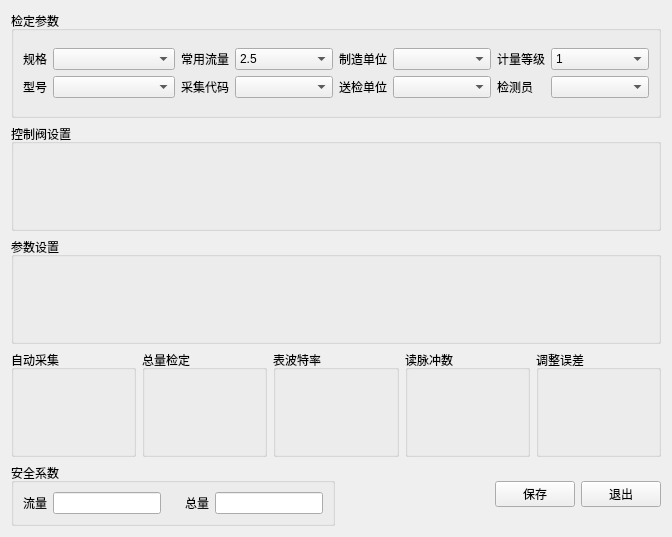
Old version of the form source/quality/qualitydlg/ui/parasetdlg.ui in the repository flimmy78/qtverify.
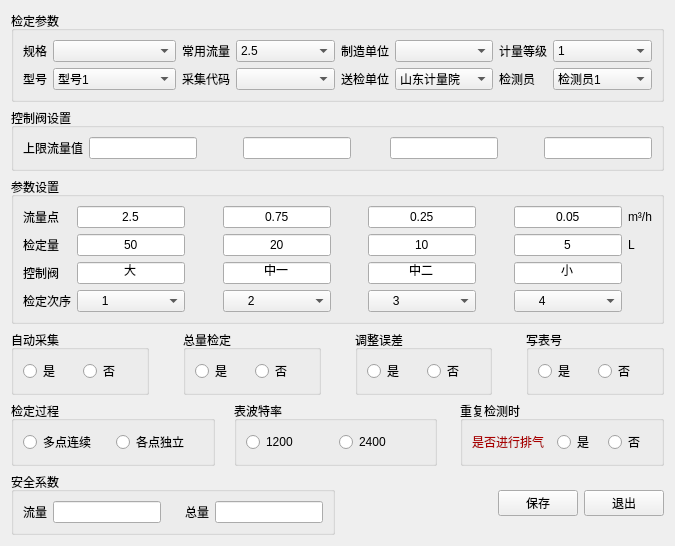
New version of the form. Custom widgets are drawn as their Qt base class.

Commit message: 质量法-参数设置界面：界面设计、填充原始数据、相关数据库访问函数封装

Patch:
```diff
--- a/source/quality/qualitydlg/ui/parasetdlg.ui
+++ b/source/quality/qualitydlg/ui/parasetdlg.ui
@@ -6,15 +6,15 @@
    <rect>
     <x>0</x>
     <y>0</y>
-    <width>672</width>
-    <height>537</height>
+    <width>675</width>
+    <height>531</height>
    </rect>
   </property>
   <property name="windowTitle">
    <string>参数设置</string>
   </property>
-  <layout class="QGridLayout" name="gridLayout_8">
-   <item row="0" column="0">
+  <layout class="QGridLayout" name="gridLayout_11">
+   <item row="0" column="0" colspan="4">
     <widget class="QGroupBox" name="groupBox">
      <property name="title">
       <string>检定参数</string>
@@ -52,7 +52,23 @@
          </widget>
         </item>
         <item row="1" column="1">
-         <widget class="QComboBox" name="cmbModel"/>
+         <widget class="QComboBox" name="cmbModel">
+          <item>
+           <property name="text">
+            <string>型号1</string>
+           </property>
+          </item>
+          <item>
+           <property name="text">
+            <string>型号2</string>
+           </property>
+          </item>
+          <item>
+           <property name="text">
+            <string>型号3</string>
+           </property>
+          </item>
+         </widget>
         </item>
        </layout>
       </item>
@@ -135,14 +151,41 @@
          </widget>
         </item>
         <item row="1" column="1">
-         <widget class="QComboBox" name="cmbVerifyCompany"/>
+         <widget class="QComboBox" name="cmbVerifyCompany">
+          <item>
+           <property name="text">
+            <string>山东计量院</string>
+           </property>
+          </item>
+          <item>
+           <property name="text">
+            <string>烟台计量院</string>
+           </property>
+          </item>
+         </widget>
         </item>
        </layout>
       </item>
       <item row="0" column="3">
        <layout class="QGridLayout" name="gridLayout_5">
         <item row="1" column="1">
-         <widget class="QComboBox" name="cmbVerifyPerson"/>
+         <widget class="QComboBox" name="cmbVerifyPerson">
+          <item>
+           <property name="text">
+            <string>检测员1</string>
+           </property>
+          </item>
+          <item>
+           <property name="text">
+            <string>检测员2</string>
+           </property>
+          </item>
+          <item>
+           <property name="text">
+            <string>检测员3</string>
+           </property>
+          </item>
+         </widget>
         </item>
         <item row="0" column="0">
          <widget class="QLabel" name="label_7">
@@ -194,142 +237,969 @@
      </layout>
     </widget>
    </item>
-   <item row="1" column="0">
+   <item row="1" column="0" colspan="4">
     <widget class="QGroupBox" name="groupBox_2">
      <property name="title">
       <string>控制阀设置</string>
      </property>
+     <layout class="QGridLayout" name="gridLayout_8">
+      <item row="0" column="0">
+       <layout class="QHBoxLayout" name="horizontalLayout_3">
+        <item>
+         <widget class="QLabel" name="label_11">
+          <property name="text">
+           <string>上限流量值</string>
+          </property>
+         </widget>
+        </item>
+        <item>
+         <widget class="QLineEdit" name="lineEdit_3"/>
+        </item>
+        <item>
+         <spacer name="horizontalSpacer_3">
+          <property name="orientation">
+           <enum>Qt::Horizontal</enum>
+          </property>
+          <property name="sizeHint" stdset="0">
+           <size>
+            <width>40</width>
+            <height>20</height>
+           </size>
+          </property>
+         </spacer>
+        </item>
+        <item>
+         <widget class="QLineEdit" name="lineEdit_4">
+          <property name="palette">
+           <palette>
+            <active>
+             <colorrole role="Button">
+              <brush brushstyle="SolidPattern">
+               <color alpha="255">
+                <red>85</red>
+                <green>85</green>
+                <blue>255</blue>
+               </color>
+              </brush>
+             </colorrole>
+            </active>
+            <inactive>
+             <colorrole role="Button">
+              <brush brushstyle="SolidPattern">
+               <color alpha="255">
+                <red>85</red>
+                <green>85</green>
+                <blue>255</blue>
+               </color>
+              </brush>
+             </colorrole>
+            </inactive>
+            <disabled>
+             <colorrole role="Button">
+              <brush brushstyle="SolidPattern">
+               <color alpha="255">
+                <red>85</red>
+                <green>85</green>
+                <blue>255</blue>
+               </color>
+              </brush>
+             </colorrole>
+            </disabled>
+           </palette>
+          </property>
+         </widget>
+        </item>
+        <item>
+         <spacer name="horizontalSpacer_4">
+          <property name="orientation">
+           <enum>Qt::Horizontal</enum>
+          </property>
+          <property name="sizeHint" stdset="0">
+           <size>
+            <width>28</width>
+            <height>20</height>
+           </size>
+          </property>
+         </spacer>
+        </item>
+        <item>
+         <widget class="QLineEdit" name="lineEdit_5"/>
+        </item>
+        <item>
+         <spacer name="horizontalSpacer_5">
+          <property name="orientation">
+           <enum>Qt::Horizontal</enum>
+          </property>
+          <property name="sizeHint" stdset="0">
+           <size>
+            <width>40</width>
+            <height>20</height>
+           </size>
+          </property>
+         </spacer>
+        </item>
+        <item>
+         <widget class="QLineEdit" name="lineEdit_6"/>
+        </item>
+       </layout>
+      </item>
+     </layout>
     </widget>
    </item>
-   <item row="2" column="0">
+   <item row="2" column="0" colspan="4">
     <widget class="QGroupBox" name="groupBox_3">
      <property name="title">
       <string>参数设置</string>
      </property>
+     <layout class="QGridLayout" name="gridLayout_10">
+      <item row="0" column="0">
+       <widget class="QLabel" name="label_12">
+        <property name="text">
+         <string>流量点</string>
+        </property>
+       </widget>
+      </item>
+      <item row="0" column="1" rowspan="4">
+       <layout class="QGridLayout" name="gridLayout_9">
+        <item row="0" column="0">
+         <widget class="QLineEdit" name="lineEdit_7">
+          <property name="text">
+           <string>2.5</string>
+          </property>
+          <property name="alignment">
+           <set>Qt::AlignCenter</set>
+          </property>
+         </widget>
+        </item>
+        <item row="0" column="1">
+         <spacer name="horizontalSpacer_6">
+          <property name="orientation">
+           <enum>Qt::Horizontal</enum>
+          </property>
+          <property name="sizeHint" stdset="0">
+           <size>
+            <width>13</width>
+            <height>17</height>
+           </size>
+          </property>
+         </spacer>
+        </item>
+        <item row="0" column="2">
+         <widget class="QLineEdit" name="lineEdit_8">
+          <property name="text">
+           <string>0.75</string>
+          </property>
+          <property name="alignment">
+           <set>Qt::AlignCenter</set>
+          </property>
+         </widget>
+        </item>
+        <item row="0" column="3">
+         <spacer name="horizontalSpacer_7">
+          <property name="orientation">
+           <enum>Qt::Horizontal</enum>
+          </property>
+          <property name="sizeHint" stdset="0">
+           <size>
+            <width>28</width>
+            <height>20</height>
+           </size>
+          </property>
+         </spacer>
+        </item>
+        <item row="0" column="4">
+         <widget class="QLineEdit" name="lineEdit_9">
+          <property name="text">
+           <string>0.25</string>
+          </property>
+          <property name="alignment">
+           <set>Qt::AlignCenter</set>
+          </property>
+         </widget>
+        </item>
+        <item row="0" column="5">
+         <spacer name="horizontalSpacer_8">
+          <property name="orientation">
+           <enum>Qt::Horizontal</enum>
+          </property>
+          <property name="sizeHint" stdset="0">
+           <size>
+            <width>18</width>
+            <height>20</height>
+           </size>
+          </property>
+         </spacer>
+        </item>
+        <item row="0" column="6">
+         <widget class="QLineEdit" name="lineEdit_10">
+          <property name="text">
+           <string>0.05</string>
+          </property>
+          <property name="alignment">
+           <set>Qt::AlignCenter</set>
+          </property>
+         </widget>
+        </item>
+        <item row="1" column="0">
+         <widget class="QLineEdit" name="lineEdit_11">
+          <property name="text">
+           <string>50</string>
+          </property>
+          <property name="alignment">
+           <set>Qt::AlignCenter</set>
+          </property>
+         </widget>
+        </item>
+        <item row="1" column="1">
+         <spacer name="horizontalSpacer_9">
+          <property name="orientation">
+           <enum>Qt::Horizontal</enum>
+          </property>
+          <property name="sizeHint" stdset="0">
+           <size>
+            <width>13</width>
+            <height>17</height>
+           </size>
+          </property>
+         </spacer>
+        </item>
+        <item row="1" column="2">
+         <widget class="QLineEdit" name="lineEdit_12">
+          <property name="text">
+           <string>20</string>
+          </property>
+          <property name="alignment">
+           <set>Qt::AlignCenter</set>
+          </property>
+         </widget>
+        </item>
+        <item row="1" column="3">
+         <spacer name="horizontalSpacer_10">
+          <property name="orientation">
+           <enum>Qt::Horizontal</enum>
+          </property>
+          <property name="sizeHint" stdset="0">
+           <size>
+            <width>28</width>
+            <height>20</height>
+           </size>
+          </property>
+         </spacer>
+        </item>
+        <item row="1" column="4">
+         <widget class="QLineEdit" name="lineEdit_13">
+          <property name="text">
+           <string>10</string>
+          </property>
+          <property name="alignment">
+           <set>Qt::AlignCenter</set>
+          </property>
+         </widget>
+        </item>
+        <item row="1" column="5">
+         <spacer name="horizontalSpacer_11">
+          <property name="orientation">
+           <enum>Qt::Horizontal</enum>
+          </property>
+          <property name="sizeHint" stdset="0">
+           <size>
+            <width>18</width>
+            <height>20</height>
+           </size>
+          </property>
+         </spacer>
+        </item>
+        <item row="1" column="6">
+         <widget class="QLineEdit" name="lineEdit_14">
+          <property name="text">
+           <string>5</string>
+          </property>
+          <property name="alignment">
+           <set>Qt::AlignCenter</set>
+          </property>
+         </widget>
+        </item>
+        <item row="2" column="0">
+         <widget class="QLineEdit" name="lineEdit_15">
+          <property name="text">
+           <string>大</string>
+          </property>
+          <property name="alignment">
+           <set>Qt::AlignCenter</set>
+          </property>
+         </widget>
+        </item>
+        <item row="2" column="1">
+         <spacer name="horizontalSpacer_12">
+          <property name="orientation">
+           <enum>Qt::Horizontal</enum>
+          </property>
+          <property name="sizeHint" stdset="0">
+           <size>
+            <width>13</width>
+            <height>17</height>
+           </size>
+          </property>
+         </spacer>
+        </item>
+        <item row="2" column="2">
+         <widget class="QLineEdit" name="lineEdit_16">
+          <property name="text">
+           <string>中一</string>
+          </property>
+          <property name="alignment">
+           <set>Qt::AlignCenter</set>
+          </property>
+         </widget>
+        </item>
+        <item row="2" column="3">
+         <spacer name="horizontalSpacer_13">
+          <property name="orientation">
+           <enum>Qt::Horizontal</enum>
+          </property>
+          <property name="sizeHint" stdset="0">
+           <size>
+            <width>13</width>
+            <height>20</height>
+           </size>
+          </property>
+         </spacer>
+        </item>
+        <item row="2" column="4">
+         <widget class="QLineEdit" name="lineEdit_17">
+          <property name="text">
+           <string>中二</string>
+          </property>
+          <property name="alignment">
+           <set>Qt::AlignCenter</set>
+          </property>
+         </widget>
+        </item>
+        <item row="2" column="5">
+         <spacer name="horizontalSpacer_14">
+          <property name="orientation">
+           <enum>Qt::Horizontal</enum>
+          </property>
+          <property name="sizeHint" stdset="0">
+           <size>
+            <width>18</width>
+            <height>20</height>
+           </size>
+          </property>
+         </spacer>
+        </item>
+        <item row="2" column="6">
+         <widget class="QLineEdit" name="lineEdit_18">
+          <property name="text">
+           <string>小</string>
+          </property>
+          <property name="alignment">
+           <set>Qt::AlignCenter</set>
+          </property>
+         </widget>
+        </item>
+        <item row="3" column="0">
+         <widget class="QComboBox" name="comboBox">
+          <property name="sizePolicy">
+           <sizepolicy hsizetype="Expanding" vsizetype="Fixed">
+            <horstretch>0</horstretch>
+            <verstretch>0</verstretch>
+           </sizepolicy>
+          </property>
+          <property name="font">
+           <font>
+            <weight>50</weight>
+            <italic>false</italic>
+            <bold>false</bold>
+            <kerning>false</kerning>
+           </font>
+          </property>
+          <property name="acceptDrops">
+           <bool>false</bool>
+          </property>
+          <property name="layoutDirection">
+           <enum>Qt::LeftToRight</enum>
+          </property>
+          <property name="autoFillBackground">
+           <bool>false</bool>
+          </property>
+          <property name="frame">
+           <bool>true</bool>
+          </property>
+          <item>
+           <property name="text">
+            <string>      1</string>
+           </property>
+          </item>
+          <item>
+           <property name="text">
+            <string>      2</string>
+           </property>
+          </item>
+          <item>
+           <property name="text">
+            <string>      3</string>
+           </property>
+          </item>
+          <item>
+           <property name="text">
+            <string>      4</string>
+           </property>
+          </item>
+         </widget>
+        </item>
+        <item row="3" column="1">
+         <spacer name="horizontalSpacer_15">
+          <property name="orientation">
+           <enum>Qt::Horizontal</enum>
+          </property>
+          <property name="sizeType">
+           <enum>QSizePolicy::Preferred</enum>
+          </property>
+          <property name="sizeHint" stdset="0">
+           <size>
+            <width>13</width>
+            <height>17</height>
+           </size>
+          </property>
+         </spacer>
+        </item>
+        <item row="3" column="2">
+         <widget class="QComboBox" name="comboBox_2">
+          <property name="sizePolicy">
+           <sizepolicy hsizetype="Preferred" vsizetype="Fixed">
+            <horstretch>0</horstretch>
+            <verstretch>0</verstretch>
+           </sizepolicy>
+          </property>
+          <property name="currentIndex">
+           <number>1</number>
+          </property>
+          <item>
+           <property name="text">
+            <string>      1</string>
+           </property>
+          </item>
+          <item>
+           <property name="text">
+            <string>      2</string>
+           </property>
+          </item>
+          <item>
+           <property name="text">
+            <string>      3</string>
+           </property>
+          </item>
+          <item>
+           <property name="text">
+            <string>     4</string>
+           </property>
+          </item>
+         </widget>
+        </item>
+        <item row="3" column="3">
+         <spacer name="horizontalSpacer_16">
+          <property name="orientation">
+           <enum>Qt::Horizontal</enum>
+          </property>
+          <property name="sizeType">
+           <enum>QSizePolicy::Preferred</enum>
+          </property>
+          <property name="sizeHint" stdset="0">
+           <size>
+            <width>18</width>
+            <height>20</height>
+           </size>
+          </property>
+         </spacer>
+        </item>
+        <item row="3" column="4">
+         <widget class="QComboBox" name="comboBox_3">
+          <property name="sizePolicy">
+           <sizepolicy hsizetype="Expanding" vsizetype="Fixed">
+            <horstretch>0</horstretch>
+            <verstretch>0</verstretch>
+           </sizepolicy>
+          </property>
+          <property name="currentIndex">
+           <number>2</number>
+          </property>
+          <item>
+           <property name="text">
+            <string>      1</string>
+           </property>
+          </item>
+          <item>
+           <property name="text">
+            <string>      2</string>
+           </property>
+          </item>
+          <item>
+           <property name="text">
+            <string>      3</string>
+           </property>
+          </item>
+          <item>
+           <property name="text">
+            <string>      4</string>
+           </property>
+          </item>
+         </widget>
+        </item>
+        <item row="3" column="5">
+         <spacer name="horizontalSpacer_17">
+          <property name="orientation">
+           <enum>Qt::Horizontal</enum>
+          </property>
+          <property name="sizeHint" stdset="0">
+           <size>
+            <width>18</width>
+            <height>17</height>
+           </size>
+          </property>
+         </spacer>
+        </item>
+        <item row="3" column="6">
+         <widget class="QComboBox" name="comboBox_4">
+          <property name="currentIndex">
+           <number>3</number>
+          </property>
+          <item>
+           <property name="text">
+            <string>      1</string>
+           </property>
+          </item>
+          <item>
+           <property name="text">
+            <string>      2</string>
+           </property>
+          </item>
+          <item>
+           <property name="text">
+            <string>      3</string>
+           </property>
+          </item>
+          <item>
+           <property name="text">
+            <string>      4</string>
+           </property>
+          </item>
+         </widget>
+        </item>
+       </layout>
+      </item>
+      <item row="0" column="2">
+       <widget class="QLabel" name="label_16">
+        <property name="text">
+         <string>m³/h</string>
+        </property>
+       </widget>
+      </item>
+      <item row="1" column="0">
+       <widget class="QLabel" name="label_13">
+        <property name="text">
+         <string>检定量</string>
+        </property>
+       </widget>
+      </item>
+      <item row="1" column="2">
+       <widget class="QLabel" name="label_17">
+        <property name="text">
+         <string>L</string>
+        </property>
+       </widget>
+      </item>
+      <item row="2" column="0">
+       <widget class="QLabel" name="label_14">
+        <property name="text">
+         <string>控制阀</string>
+        </property>
+       </widget>
+      </item>
+      <item row="3" column="0">
+       <widget class="QLabel" name="label_15">
+        <property name="text">
+         <string>检定次序</string>
+        </property>
+       </widget>
+      </item>
+     </layout>
     </widget>
    </item>
-   <item row="3" column="0">
-    <layout class="QHBoxLayout" name="horizontalLayout">
+   <item row="3" column="0" colspan="4">
+    <layout class="QHBoxLayout" name="horizontalLayout_10">
      <item>
       <widget class="Q3ButtonGroup" name="buttonGroup_2">
        <property name="title">
         <string>自动采集</string>
        </property>
+       <layout class="QHBoxLayout" name="horizontalLayout">
+        <item>
+         <widget class="QRadioButton" name="radioButton">
+          <property name="text">
+           <string>是</string>
+          </property>
+         </widget>
+        </item>
+        <item>
+         <widget class="QRadioButton" name="radioButton_2">
+          <property name="text">
+           <string>否</string>
+          </property>
+         </widget>
+        </item>
+       </layout>
       </widget>
      </item>
+     <item>
+      <spacer name="horizontalSpacer_22">
+       <property name="orientation">
+        <enum>Qt::Horizontal</enum>
+       </property>
+       <property name="sizeType">
+        <enum>QSizePolicy::Preferred</enum>
+       </property>
+       <property name="sizeHint" stdset="0">
+        <size>
+         <width>28</width>
+         <height>20</height>
+        </size>
+       </property>
+      </spacer>
+     </item>
      <item>
       <widget class="Q3ButtonGroup" name="buttonGroup">
        <property name="title">
         <string>总量检定</string>
        </property>
+       <layout class="QHBoxLayout" name="horizontalLayout_6">
+        <item>
+         <widget class="QRadioButton" name="radioButton_3">
+          <property name="text">
+           <string>是</string>
+          </property>
+         </widget>
+        </item>
+        <item>
+         <widget class="QRadioButton" name="radioButton_4">
+          <property name="text">
+           <string>否</string>
+          </property>
+         </widget>
+        </item>
+       </layout>
       </widget>
      </item>
      <item>
-      <widget class="Q3ButtonGroup" name="buttonGroup_3">
-       <property name="title">
-        <string>表波特率</string>
+      <spacer name="horizontalSpacer_23">
+       <property name="orientation">
+        <enum>Qt::Horizontal</enum>
        </property>
-      </widget>
+       <property name="sizeType">
+        <enum>QSizePolicy::Preferred</enum>
+       </property>
+       <property name="sizeHint" stdset="0">
+        <size>
+         <width>28</width>
+         <height>20</height>
+        </size>
+       </property>
+      </spacer>
      </item>
      <item>
       <widget class="Q3ButtonGroup" name="buttonGroup_4">
        <property name="title">
-        <string>读脉冲数</string>
-       </property>
-      </widget>
-     </item>
-     <item>
-      <widget class="Q3ButtonGroup" name="buttonGroup_5">
-       <property name="title">
         <string>调整误差</string>
        </property>
+       <layout class="QHBoxLayout" name="horizontalLayout_8">
+        <item>
+         <widget class="QRadioButton" name="radioButton_7">
+          <property name="text">
+           <string>是</string>
+          </property>
+         </widget>
+        </item>
+        <item>
+         <widget class="QRadioButton" name="radioButton_8">
+          <property name="text">
+           <string>否</string>
+          </property>
+         </widget>
+        </item>
+       </layout>
+      </widget>
+     </item>
+     <item>
+      <spacer name="horizontalSpacer_24">
+       <property name="orientation">
+        <enum>Qt::Horizontal</enum>
+       </property>
+       <property name="sizeType">
+        <enum>QSizePolicy::Preferred</enum>
+       </property>
+       <property name="sizeHint" stdset="0">
+        <size>
+         <width>28</width>
+         <height>20</height>
+        </size>
+       </property>
+      </spacer>
+     </item>
+     <item>
+      <widget class="Q3ButtonGroup" name="buttonGroup_5">
+       <property name="title">
+        <string>写表号</string>
+       </property>
+       <layout class="QHBoxLayout" name="horizontalLayout_7">
+        <item>
+         <widget class="QRadioButton" name="radioButton_9">
+          <property name="text">
+           <string>是</string>
+          </property>
+         </widget>
+        </item>
+        <item>
+         <widget class="QRadioButton" name="radioButton_10">
+          <property name="text">
+           <string>否</string>
+          </property>
+         </widget>
+        </item>
+       </layout>
       </widget>
      </item>
     </layout>
    </item>
-   <item row="4" column="0">
-    <layout class="QHBoxLayout" name="horizontalLayout_2">
+   <item row="4" column="0" colspan="4">
+    <layout class="QHBoxLayout" name="horizontalLayout_5">
      <item>
-      <widget class="QGroupBox" name="groupBox_4">
-       <property name="sizePolicy">
-        <sizepolicy hsizetype="Preferred" vsizetype="Fixed">
-         <horstretch>0</horstretch>
-         <verstretch>0</verstretch>
-        </sizepolicy>
-       </property>
+      <widget class="Q3ButtonGroup" name="buttonGroup_6">
        <property name="title">
-        <string>安全系数</string>
+        <string>检定过程</string>
        </property>
-       <layout class="QGridLayout" name="gridLayout_2">
+       <layout class="QGridLayout" name="gridLayout">
         <item row="0" column="0">
-         <widget class="QLabel" name="label">
+         <widget class="QRadioButton" name="radioButton_11">
           <property name="text">
-           <string>流量</string>
+           <string>多点连续</string>
           </property>
          </widget>
         </item>
         <item row="0" column="1">
-         <widget class="QLineEdit" name="lineEdit"/>
+         <widget class="QRadioButton" name="radioButton_12">
+          <property name="text">
+           <string>各点独立</string>
+          </property>
+         </widget>
         </item>
-        <item row="0" column="2">
-         <spacer name="horizontalSpacer">
-          <property name="orientation">
-           <enum>Qt::Horizontal</enum>
+       </layout>
+      </widget>
+     </item>
+     <item>
+      <spacer name="horizontalSpacer_21">
+       <property name="orientation">
+        <enum>Qt::Horizontal</enum>
+       </property>
+       <property name="sizeType">
+        <enum>QSizePolicy::Preferred</enum>
+       </property>
+       <property name="sizeHint" stdset="0">
+        <size>
+         <width>13</width>
+         <height>17</height>
+        </size>
+       </property>
+      </spacer>
+     </item>
+     <item>
+      <widget class="Q3ButtonGroup" name="buttonGroup_3">
+       <property name="title">
+        <string>表波特率</string>
+       </property>
+       <layout class="QHBoxLayout" name="horizontalLayout_9">
+        <item>
+         <widget class="QRadioButton" name="radioButton_5">
+          <property name="text">
+           <string>1200</string>
           </property>
-          <property name="sizeHint" stdset="0">
-           <size>
-            <width>18</width>
-            <height>20</height>
-           </size>
-          </property>
-         </spacer>
+         </widget>
         </item>
-        <item row="0" column="3">
-         <widget class="QLabel" name="label_2">
+        <item>
+         <widget class="QRadioButton" name="radioButton_6">
           <property name="text">
-           <string>总量</string>
+           <string>2400</string>
           </property>
          </widget>
         </item>
-        <item row="0" column="4">
-         <widget class="QLineEdit" name="lineEdit_2"/>
-        </item>
        </layout>
       </widget>
      </item>
      <item>
-      <spacer name="horizontalSpacer_2">
+      <spacer name="horizontalSpacer_26">
        <property name="orientation">
         <enum>Qt::Horizontal</enum>
        </property>
+       <property name="sizeType">
+        <enum>QSizePolicy::Preferred</enum>
+       </property>
        <property name="sizeHint" stdset="0">
         <size>
-         <width>40</width>
+         <width>17</width>
          <height>20</height>
         </size>
        </property>
       </spacer>
      </item>
      <item>
-      <layout class="QGridLayout" name="gridLayout">
-       <item row="0" column="0">
-        <widget class="QPushButton" name="btnSave">
-         <property name="text">
-          <string>保存</string>
-         </property>
-        </widget>
-       </item>
-       <item row="0" column="1">
-        <widget class="QPushButton" name="btnExit">
-         <property name="text">
-          <string>退出</string>
-         </property>
-        </widget>
-       </item>
-      </layout>
+      <widget class="Q3ButtonGroup" name="buttonGroup_7">
+       <property name="title">
+        <string>重复检测时</string>
+       </property>
+       <layout class="QHBoxLayout" name="horizontalLayout_2">
+        <item>
+         <widget class="QLabel" name="label_19">
+          <property name="palette">
+           <palette>
+            <active>
+             <colorrole role="WindowText">
+              <brush brushstyle="SolidPattern">
+               <color alpha="255">
+                <red>170</red>
+                <green>0</green>
+                <blue>0</blue>
+               </color>
+              </brush>
+             </colorrole>
+            </active>
+            <inactive>
+             <colorrole role="WindowText">
+              <brush brushstyle="SolidPattern">
+               <color alpha="255">
+                <red>170</red>
+                <green>0</green>
+                <blue>0</blue>
+               </color>
+              </brush>
+             </colorrole>
+            </inactive>
+            <disabled>
+             <colorrole role="WindowText">
+              <brush brushstyle="SolidPattern">
+               <color alpha="255">
+                <red>120</red>
+                <green>120</green>
+                <blue>120</blue>
+               </color>
+              </brush>
+             </colorrole>
+            </disabled>
+           </palette>
+          </property>
+          <property name="text">
+           <string>是否进行排气  </string>
+          </property>
+         </widget>
+        </item>
+        <item>
+         <widget class="QRadioButton" name="radioButton_13">
+          <property name="text">
+           <string>是</string>
+          </property>
+         </widget>
+        </item>
+        <item>
+         <widget class="QRadioButton" name="radioButton_14">
+          <property name="text">
+           <string>否</string>
+          </property>
+         </widget>
+        </item>
+       </layout>
+      </widget>
      </item>
     </layout>
    </item>
+   <item row="5" column="0">
+    <widget class="QGroupBox" name="groupBox_4">
+     <property name="sizePolicy">
+      <sizepolicy hsizetype="Preferred" vsizetype="Fixed">
+       <horstretch>0</horstretch>
+       <verstretch>0</verstretch>
+      </sizepolicy>
+     </property>
+     <property name="title">
+      <string>安全系数</string>
+     </property>
+     <layout class="QGridLayout" name="gridLayout_2">
+      <item row="0" column="0">
+       <widget class="QLabel" name="label">
+        <property name="text">
+         <string>流量</string>
+        </property>
+       </widget>
+      </item>
+      <item row="0" column="1">
+       <widget class="QLineEdit" name="lineEdit"/>
+      </item>
+      <item row="0" column="2">
+       <spacer name="horizontalSpacer">
+        <property name="orientation">
+         <enum>Qt::Horizontal</enum>
+        </property>
+        <property name="sizeHint" stdset="0">
+         <size>
+          <width>18</width>
+          <height>20</height>
+         </size>
+        </property>
+       </spacer>
+      </item>
+      <item row="0" column="3">
+       <widget class="QLabel" name="label_2">
+        <property name="text">
+         <string>总量</string>
+        </property>
+       </widget>
+      </item>
+      <item row="0" column="4">
+       <widget class="QLineEdit" name="lineEdit_2"/>
+      </item>
+     </layout>
+    </widget>
+   </item>
+   <item row="5" column="1">
+    <spacer name="horizontalSpacer_2">
+     <property name="orientation">
+      <enum>Qt::Horizontal</enum>
+     </property>
+     <property name="sizeHint" stdset="0">
+      <size>
+       <width>13</width>
+       <height>28</height>
+      </size>
+     </property>
+    </spacer>
+   </item>
+   <item row="5" column="2">
+    <widget class="QPushButton" name="btnSave">
+     <property name="text">
+      <string>保存</string>
+     </property>
+    </widget>
+   </item>
+   <item row="5" column="3">
+    <widget class="QPushButton" name="btnExit">
+     <property name="sizePolicy">
+      <sizepolicy hsizetype="Preferred" vsizetype="Fixed">
+       <horstretch>0</horstretch>
+       <verstretch>0</verstretch>
+      </sizepolicy>
+     </property>
+     <property name="text">
+      <string>退出</string>
+     </property>
+    </widget>
+   </item>
   </layout>
  </widget>
  <customwidgets>
```
Left out of the diff: 10 changed lines with no effect on the pictures. The commit also changes 6 other files.
